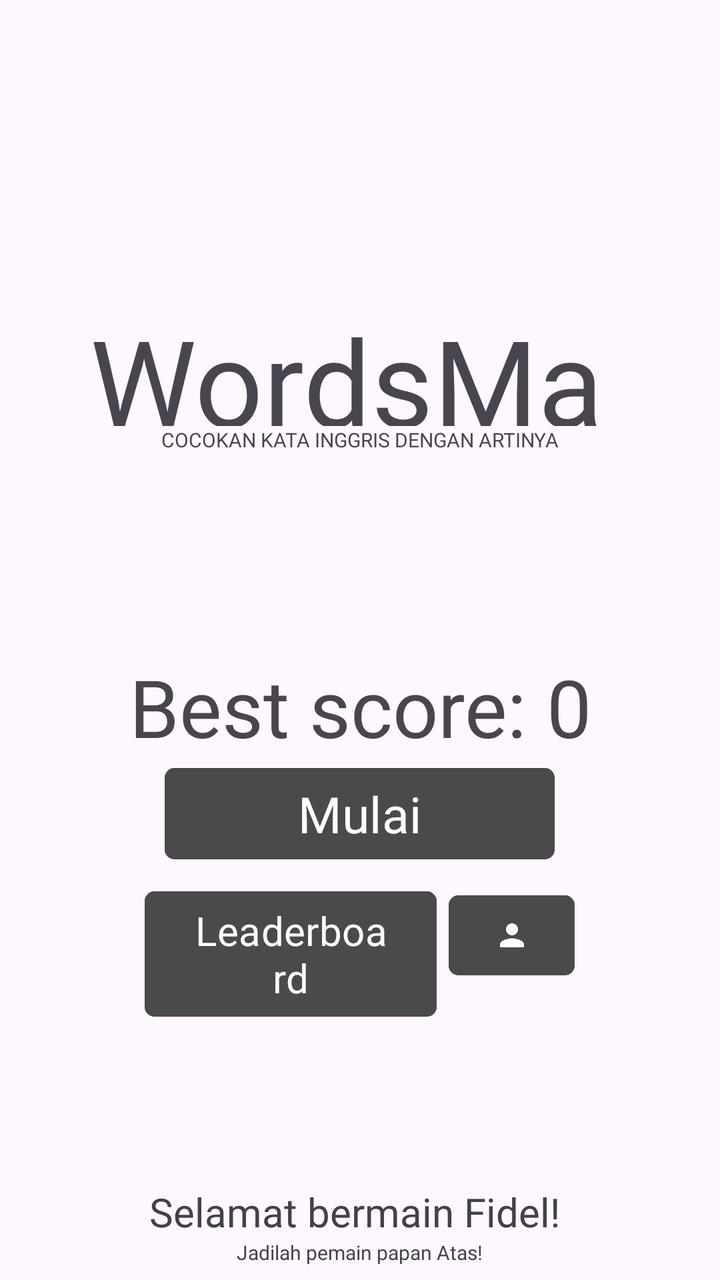
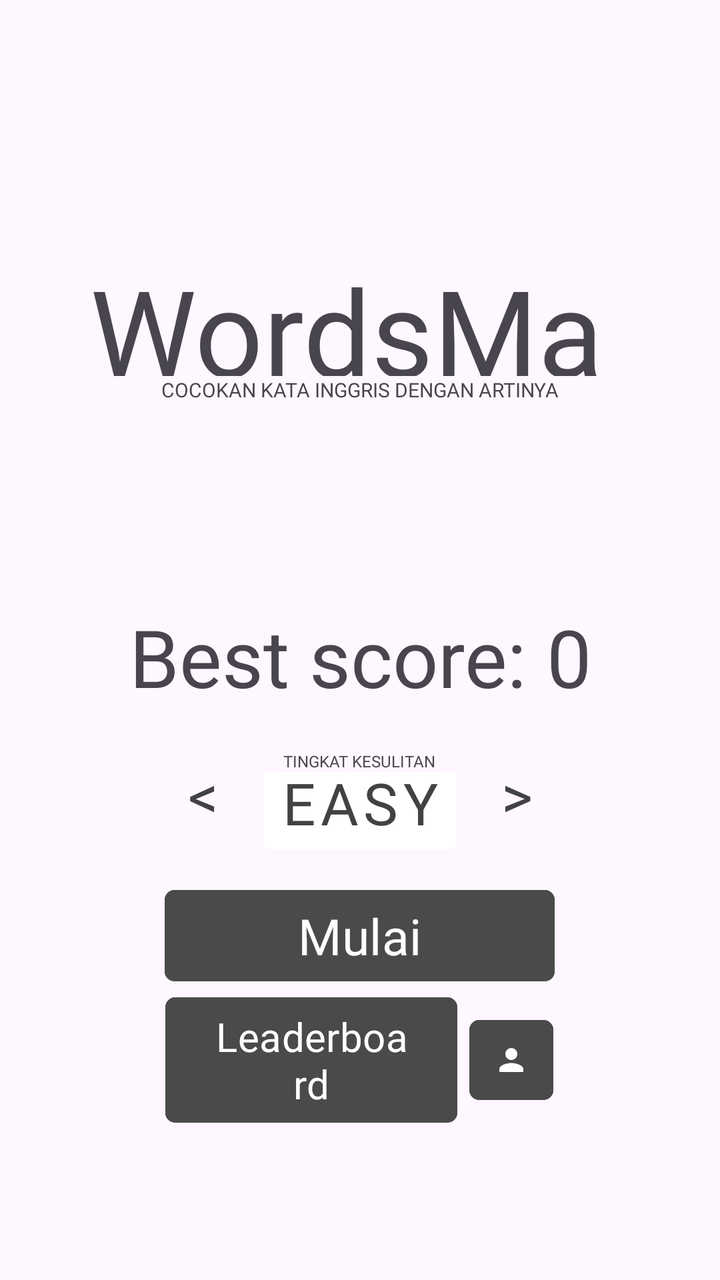

An Android layout rendered at two revisions. The XML below is the earlier revision; the diff shows what the commit changed to produce the second picture.
<!-- AndroidManifest.xml: application theme Theme.WordsMatch -->
<!-- res/layout/activity_main.xml -->
<?xml version="1.0" encoding="utf-8"?>
<LinearLayout xmlns:android="http://schemas.android.com/apk/res/android"
    xmlns:app="http://schemas.android.com/apk/res-auto"
    xmlns:tools="http://schemas.android.com/tools"
    android:id="@+id/main"
    android:orientation="vertical"
    android:layout_width="match_parent"
    android:layout_height="match_parent"
    tools:context=".MainActivity">

    <LinearLayout
        android:layout_width="match_parent"
        android:layout_height="wrap_content"
        android:orientation="vertical"
        >

        <TextView
            android:layout_width="270dp"
            android:layout_height="63dp"
            android:layout_gravity="center"
            android:layout_marginTop="150dp"
            android:layout_marginBottom="0dp"
            android:fontFamily="@font/american_captain"
            android:text="@string/app_name"
            android:textSize="60dp" />

        <TextView
            android:layout_width="wrap_content"
            android:layout_height="wrap_content"
            android:textSize="10dp"
            android:text="COCOKAN KATA INGGRIS DENGAN ARTINYA"
            android:fontFamily="@font/arca_majora_3_bold"
            android:layout_gravity="center"

            />

    </LinearLayout>
    <LinearLayout
        android:layout_width="wrap_content"
        android:layout_height="wrap_content"
        android:orientation="vertical"
        android:layout_gravity="center"
        >

        <TextView
            android:id="@+id/tvBestScore"
            android:layout_width="308dp"
            android:layout_height="wrap_content"
            android:layout_gravity="center"
            android:layout_marginTop="100dp"
            android:fontFamily="@font/american_captain"
            android:text="Best score: 0"
            android:textAlignment="center"
            android:textSize="40dp" />

        <Button
            android:id="@+id/buttonStart"
            android:layout_width="195dp"
            android:layout_height="wrap_content"
            android:layout_gravity="center"
            android:backgroundTint="#4A4A4A"
            android:text="Mulai"
            android:fontFamily="@font/american_captain"
            android:textSize="25dp"
            app:cornerRadius="5dp"

            />

    </LinearLayout>
    <LinearLayout
        android:layout_width="215dp"
        android:layout_height="wrap_content"
        android:layout_gravity="center"
        android:layout_marginTop="8dp"
        android:orientation="horizontal"
        android:weightSum="10">

        <Button
            android:id="@+id/buttonLeaderboard"
            android:layout_width="0dp"
            android:layout_height="wrap_content"
            android:layout_weight="7"
            android:backgroundTint="#4A4A4A"
            android:fontFamily="@font/american_captain"
            android:text="Leaderboard"
            android:textSize="20dp"
            app:cornerRadius="5dp" />

        <com.google.android.material.button.MaterialButton
            android:id="@+id/buttonKontak"
            android:layout_width="0dp"
            android:layout_height="wrap_content"
            android:layout_marginStart="6dp"
            android:layout_weight="3"
            android:backgroundTint="#4A4A4A"
            app:cornerRadius="5dp"
            app:icon="@drawable/ic_kontak"
            app:iconGravity="textStart"
            app:iconPadding="0dp"
            app:iconTint="@color/white" />



    </LinearLayout>

    <TextView
        android:id="@+id/sapaUser"
        android:layout_width="251dp"
        android:layout_height="wrap_content"
        android:layout_gravity="center"
        android:layout_marginTop="80dp"
        android:fontFamily="@font/arca_majora_3_bold"
        android:text="Selamat bermain Fidel! "
        android:textAlignment="center"
        android:textColor="@color/main_color"
        android:textSize="20dp"
        />
    <TextView
        android:layout_width="wrap_content"
        android:layout_height="wrap_content"
        android:fontFamily="@font/arca_majora_3_bold"
        android:text="Jadilah pemain papan Atas!"
        android:textAlignment="center"
        android:textColor="@color/main_color"
        android:textSize="10dp"
        android:layout_gravity="center"
        />
</LinearLayout>
<!-- resources referenced by this layout -->
<resources>
  <color name="main_color">#424245</color>
  <color name="white">#FFFFFFFF</color>
  <!-- drawable ic_kontak (drawable) -->
  <vector xmlns:android="http://schemas.android.com/apk/res/android"
      android:width="24dp"
      android:height="24dp"
      android:viewportWidth="24"
      android:viewportHeight="24">
      <path
          android:fillColor="#FFFFFFFF"
          android:pathData="M12,12c2.21,0 4,-1.79 4,-4s-1.79,-4 -4,-4 -4,1.79 -4,4 1.79,4 4,4zM12,14c-2.67,0 -8,1.34 -8,4v2h16v-2c0,-2.66 -5.33,-4 -8,-4z" />
  </vector>
  <string name="app_name">WordsMatch</string>
  <style name="Theme.WordsMatch" parent="Base.Theme.WordsMatch" />
  <style name="Base.Theme.WordsMatch" parent="Theme.Material3.DayNight.NoActionBar">
          
          
      </style>
</resources>

<!-- the commit's change to res/layout/activity_main.xml (unified diff, before → after) -->
@@ -18,7 +18,7 @@
             android:layout_width="270dp"
             android:layout_height="63dp"
             android:layout_gravity="center"
-            android:layout_marginTop="150dp"
+            android:layout_marginTop="125dp"
             android:layout_marginBottom="0dp"
             android:fontFamily="@font/american_captain"
             android:text="@string/app_name"
@@ -34,6 +34,18 @@
 
             />
 
+        <TextView
+            android:id="@+id/tvBestScore"
+            android:layout_width="308dp"
+            android:layout_height="wrap_content"
+            android:layout_gravity="center"
+            android:layout_marginTop="100dp"
+            android:fontFamily="@font/american_captain"
+            android:text="Best score: 0"
+            android:textAlignment="center"
+            android:layout_marginBottom="12dp"
+            android:textSize="40dp" />
+
     </LinearLayout>
     <LinearLayout
         android:layout_width="wrap_content"
@@ -42,16 +54,74 @@
         android:layout_gravity="center"
         >
 
-        <TextView
-            android:id="@+id/tvBestScore"
-            android:layout_width="308dp"
-            android:layout_height="wrap_content"
-            android:layout_gravity="center"
-            android:layout_marginTop="100dp"
-            android:fontFamily="@font/american_captain"
-            android:text="Best score: 0"
-            android:textAlignment="center"
-            android:textSize="40dp" />
+
+        <LinearLayout
+            android:layout_width="wrap_content"
+            android:layout_height="wrap_content"
+            android:orientation="horizontal"
+            android:layout_gravity="center"
+            >
+
+            <Button
+                android:id="@+id/preveus"
+                android:layout_width="60dp"
+                android:layout_height="60dp"
+                style="@style/Widget.MaterialComponents.Button.TextButton"
+                android:text="&lt;"
+                android:textSize="30sp"
+                android:textColor="@color/main_color"
+                android:fontFamily="@font/american_captain"
+                />
+
+            <LinearLayout
+                android:layout_width="wrap_content"
+                android:layout_height="wrap_content"
+                android:orientation="vertical"
+                android:layout_marginTop="8dp"
+
+                >
+
+                <TextView
+                    android:layout_width="wrap_content"
+                    android:layout_height="wrap_content"
+                    android:fontFamily="@font/arca_majora_3_bold"
+                    android:text="TINGKAT KESULITAN"
+                    android:textSize="8sp"
+                    android:layout_gravity="center"
+
+                    />
+
+                <Button
+                    android:id="@+id/btnModeTeks"
+                    android:layout_width="wrap_content"
+                    android:layout_height="wrap_content"
+                    style="@style/Widget.MaterialComponents.Button.TextButton"
+                    android:insetTop="-8dp"
+                    android:insetBottom="0dp"
+                    android:minHeight="0dp"
+                    android:backgroundTint="@color/white"
+                    android:text="EASY"
+                    android:textColor="@color/main_color"
+                    android:fontFamily="@font/american_captain"
+                    android:layout_gravity="center"
+                    android:textSize="29sp"
+
+                    />
+            </LinearLayout>
+
+
+            <Button
+                android:id="@+id/next"
+                android:layout_width="60dp"
+                android:layout_height="60dp"
+                android:text="&gt;"
+                android:textSize="30sp"
+                android:textColor="@color/main_color"
+                android:fontFamily="@font/american_captain"
+                style="@style/Widget.MaterialComponents.Button.TextButton"
+                />
+
+        </LinearLayout>
 
         <Button
             android:id="@+id/buttonStart"
@@ -60,18 +130,23 @@
             android:layout_gravity="center"
             android:backgroundTint="#4A4A4A"
             android:text="Mulai"
+            android:layout_marginTop="14dp"
             android:fontFamily="@font/american_captain"
             android:textSize="25dp"
             app:cornerRadius="5dp"
 
+
             />
 
+
+
     </LinearLayout>
+    
     <LinearLayout
         android:layout_width="215dp"
         android:layout_height="wrap_content"
         android:layout_gravity="center"
-        android:layout_marginTop="8dp"
+        android:gravity="center"
         android:orientation="horizontal"
         android:weightSum="10">
 
@@ -91,7 +166,7 @@
             android:layout_width="0dp"
             android:layout_height="wrap_content"
             android:layout_marginStart="6dp"
-            android:layout_weight="3"
+            android:layout_weight="2"
             android:backgroundTint="#4A4A4A"
             app:cornerRadius="5dp"
             app:icon="@drawable/ic_kontak"
